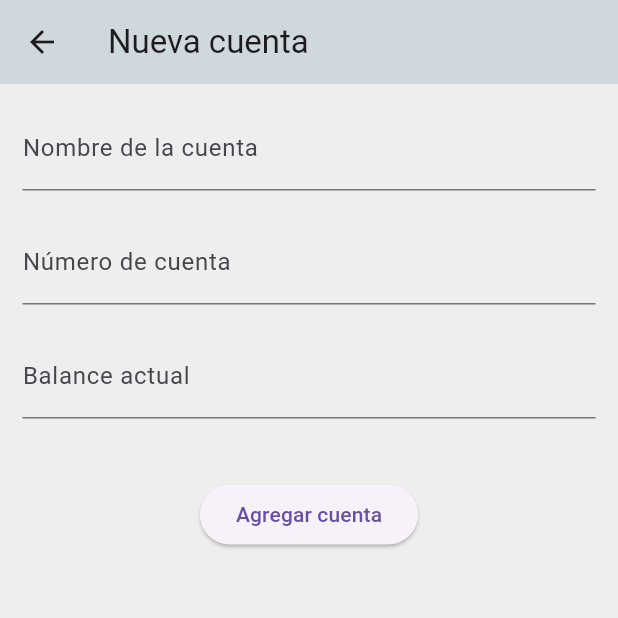
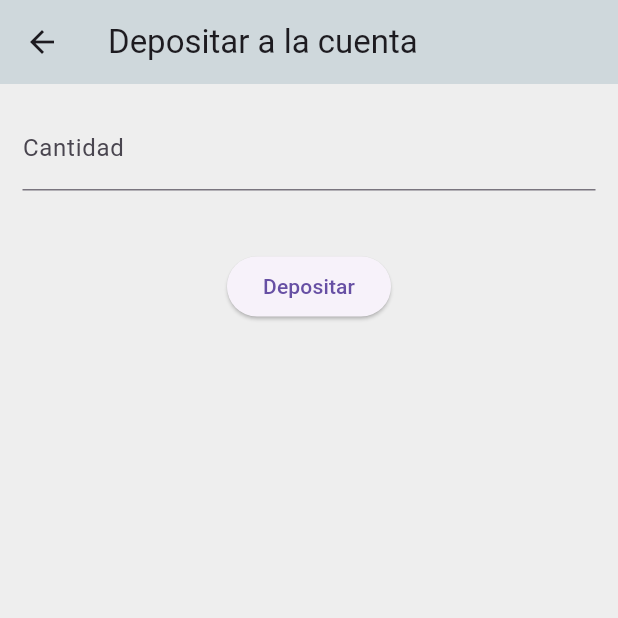
Before and after one commit to svera1213/bi-transactions-frontend, a Flutter app: the NewAccountPage screen opened by its route, on a phone screen of 412 x 824 dp, the top half of it. Run offline on Flutter 3.47's test engine with Material 3 defaults, Android fonts, the light colour scheme and no system bars; our stand-ins replace email_validator, flutter_secure_storage, go_router; accounts and stored records are empty; network calls fail.

Commit message:
deposit accounts

```diff
--- a/lib/main_router.dart
+++ b/lib/main_router.dart
@@ -47,13 +47,13 @@ final GoRouter mainRouter =
           GoRoute(
               path: '/accounts',
               builder: (context, state) =>
-                  AccountsList(accountsRepo: AccountMockRepository()),
+                  AccountsList(accountsRepo: AccountRepository()),
               routes: <RouteBase>[
                 GoRoute(
                   path: 'new_account',
                   parentNavigatorKey: _rootNavigatorKey,
                   builder: (context, state) => NewAccountPage(
-                    accountsRepo: AccountMockRepository(),
+                    accountsRepo: AccountRepository(),
                   ),
                 )
               ])
@@ -68,7 +68,7 @@ final GoRouter mainRouter =
                   path: 'new_transfer',
                   parentNavigatorKey: _rootNavigatorKey,
                   builder: (context, state) => NewTransferWidget(
-                    accountsRepo: AccountMockRepository(),
+                    accountsRepo: AccountRepository(),
                   ),
                 )
               ])
--- a/lib/models/account.dart
+++ b/lib/models/account.dart
@@ -1,17 +1,24 @@
 class Account {
-  final String accountNumber;
-  final String name;
+  final int id;
+  final String type;
+  final int userNationalId;
   final double balance;
+  final String createdAt;
 
-  Account(this.accountNumber, this.name, this.balance);
-}
+  Account(
+      this.id, this.type, this.userNationalId, this.balance, this.createdAt);
 
-class NewAccount {
-  String accountNumber = '';
-  String name = '';
-  double balance = 0;
-
-  Account getAccount() {
-    return Account(accountNumber, name, balance);
+  factory Account.fromJson(Map<String, dynamic> json) {
+    return switch (json) {
+      {
+        'id': int id,
+        'userNationalId': int userNationalId,
+        'type': String type,
+        'balance': double balance,
+        'createdAt': String created,
+      } =>
+        Account(id, type, userNationalId, balance, created),
+      _ => throw const FormatException('Error al parsear la cuenta'),
+    };
   }
 }
--- a/lib/models/user.dart
+++ b/lib/models/user.dart
@@ -1,5 +1,3 @@
-import 'package:intl/find_locale.dart';
-
 class LoginAccount {
   final String email;
   final String password;
--- a/lib/screens/accounts/new_account.dart
+++ b/lib/screens/accounts/new_account.dart
@@ -14,20 +14,24 @@ class NewAccountPage extends StatefulWidget {
 
 class _NewAccountPageState extends State<NewAccountPage> {
   final _formKey = GlobalKey<FormState>();
-  var newAccount = NewAccount();
+
   bool isLoading = false;
 
-  void onSubmit() {
+  double deposit = 0;
+
+  void onSubmit() async {
     if (!_formKey.currentState!.validate()) {
       ScaffoldMessenger.of(context).showSnackBar(
           const SnackBar(content: Text('Por favor complete todos los campos')));
+      return;
     }
     _formKey.currentState?.save();
 
     setState(() {
       isLoading = true;
     });
-    widget.accountsRepo.newAccount(newAccount.getAccount()).whenComplete(onPop);
+    await widget.accountsRepo.depositToAccount(deposit);
+    onPop();
   }
 
   void onPop() {
@@ -42,50 +46,15 @@ class _NewAccountPageState extends State<NewAccountPage> {
             children: [
               TextFormField(
                 onSaved: (newValue) {
-                  newAccount.name = newValue ?? '';
+                  deposit = double.parse(newValue ?? '0');
                 },
-                decoration:
-                    const InputDecoration(labelText: 'Nombre de la cuenta'),
-                textInputAction: TextInputAction.next,
-                validator: (value) {
-                  if (value == null || value.isEmpty) {
-                    return 'Por favor ingrese el nombre de la cuenta';
-                  }
-                  return null;
-                },
-              ),
-              const SizedBox(
-                height: 20,
-              ),
-              TextFormField(
-                onSaved: (newValue) {
-                  newAccount.accountNumber = newValue ?? '';
-                },
-                decoration:
-                    const InputDecoration(labelText: 'Número de cuenta'),
-                keyboardType: TextInputType.number,
-                textInputAction: TextInputAction.next,
-                validator: (value) {
-                  if (value == null || value.isEmpty) {
-                    return 'Por favor ingrese el número de la cuenta';
-                  }
-                  return null;
-                },
-              ),
-              const SizedBox(
-                height: 20,
-              ),
-              TextFormField(
-                onSaved: (newValue) {
-                  newAccount.balance = double.parse(newValue ?? '0');
-                },
-                decoration: const InputDecoration(labelText: 'Balance actual'),
+                decoration: const InputDecoration(labelText: 'Cantidad'),
                 keyboardType:
                     const TextInputType.numberWithOptions(decimal: true),
                 textInputAction: TextInputAction.done,
                 validator: (value) {
                   if (value == null || value.isEmpty) {
-                    return 'Por favor ingrese el balance de la cuenta';
+                    return 'Por favor ingrese la cantidad a depositar';
                   }
                   return null;
                 },
@@ -94,7 +63,7 @@ class _NewAccountPageState extends State<NewAccountPage> {
                 height: 40,
               ),
               ElevatedButton(
-                  onPressed: onSubmit, child: const Text('Agregar cuenta')),
+                  onPressed: onSubmit, child: const Text('Depositar')),
             ],
           ),
         ));
@@ -106,7 +75,7 @@ class _NewAccountPageState extends State<NewAccountPage> {
         key: _formKey,
         child: Scaffold(
             appBar: AppBar(
-              title: const Text('Nueva cuenta'),
+              title: const Text('Depositar a la cuenta'),
             ),
             body: SafeArea(
                 child: isLoading
--- a/lib/screens/login/login_screen.dart
+++ b/lib/screens/login/login_screen.dart
@@ -23,6 +23,7 @@ class _LoginPageState extends State<LoginPage> {
     if (!_formKey.currentState!.validate()) {
       ScaffoldMessenger.of(context).showSnackBar(
           const SnackBar(content: Text('Por favor ingrese sus credenciales')));
+      return;
     }
     try {
       _formKey.currentState?.save();
--- a/lib/screens/login/sign_up_screen.dart
+++ b/lib/screens/login/sign_up_screen.dart
@@ -22,6 +22,7 @@ class _SignUpScreenState extends State<SignUpScreen> {
     if (!_formKey.currentState!.validate()) {
       ScaffoldMessenger.of(context).showSnackBar(
           const SnackBar(content: Text('Por favor complete todos los campos')));
+      return;
     }
     _formKey.currentState?.save();
 
@@ -79,6 +80,7 @@ class _SignUpScreenState extends State<SignUpScreen> {
               decoration:
                   const InputDecoration(labelText: 'Número de identificación'),
               textInputAction: TextInputAction.next,
+              keyboardType: TextInputType.number,
               validator: (value) {
                 if (value == null || value.isEmpty) {
                   return 'Por favor ingrese su cédula de identidad';
```
Also changed, not shown: lib/repositories/account_repo.dart (+48 -10 lines), lib/repositories/secure_store.dart (+15 -1 lines), lib/repositories/user_repo.dart (+30 -3 lines), lib/screens/accounts/accounts_list.dart (+54 -19 lines), lib/screens/home/home_tab_bar.dart (+0 -14 lines), lib/screens/transfers/new_transfer.dart (+14 -14 lines), lib/screens/transfers/transfer_list.dart (+8 -0 lines).
